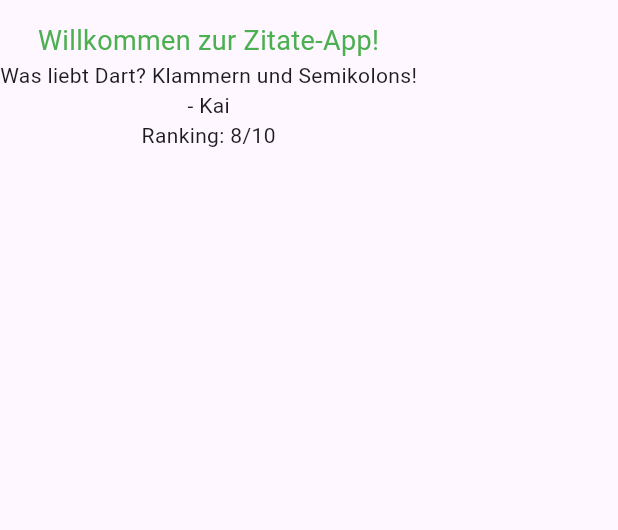
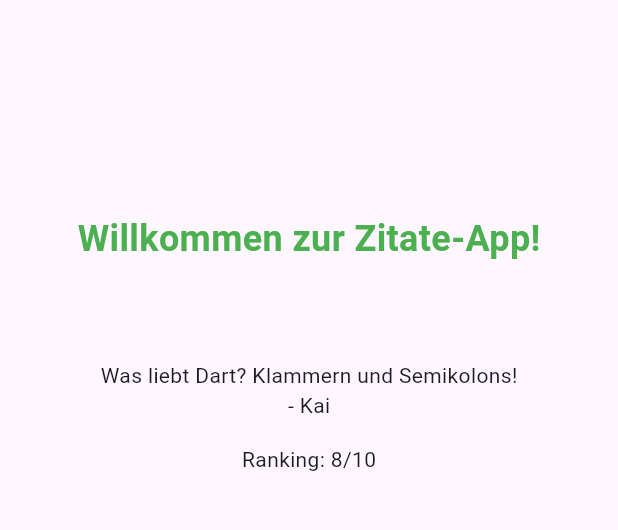
Before and after one commit to komvik/simple_quote_app, a Flutter app: the screen it shows after launch, on a phone screen of 412 x 824 dp, the part 63-593 px from its top. Run offline on Flutter 3.47's test engine with Material 3 defaults, Android fonts, the phone set to English and light mode, and no system bars.

Commit message:
Improved design a little bit.

```diff
--- a/lib/quote_app.dart
+++ b/lib/quote_app.dart
@@ -18,19 +18,28 @@ class QuoteApp extends StatelessWidget {
       appBar: AppBar(
         title: const Text("Simple Quote App"),
       ),
-      body: Column(
+      body: Center(
+        child: Column(
+          crossAxisAlignment: CrossAxisAlignment.center,
           children: [
+            const SizedBox(height: 128),
             const Text(
               "Willkommen zur Zitate-App!",
               style: TextStyle(
                   color: Colors.green,
-              fontSize: 18,
+                  fontSize: 24,
+                  fontWeight: FontWeight.bold),
             ),
+            const SizedBox(height: 64),
+            Text(
+              text,
+              //style: const TextStyle(fontSize: 16),
             ),
-          Text(text),
             Text("- $author"),
+            const SizedBox(height: 16),
             Text("Ranking: $ranking/10"),
           ],
+        ),
       ),
     );
   }
```
Lines whose indentation alone changed are shown as unchanged.
